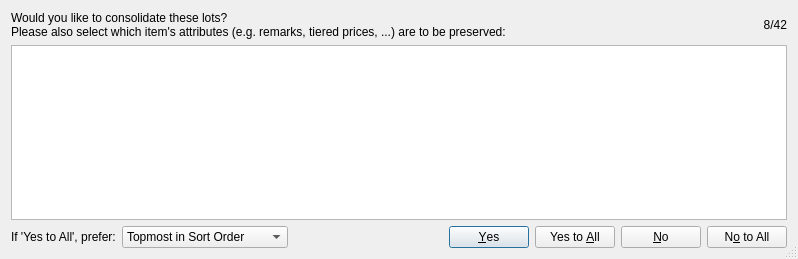
Before: the Qt Designer form src/consolidateitemsdialog.ui in rgriebl/brickstore, drawn with Qt 5.
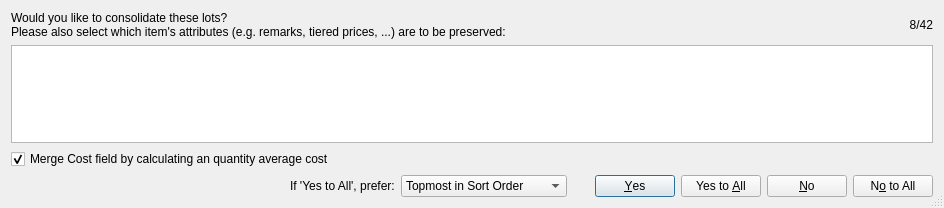
After: the same form once the commit is applied.

```diff
--- a/src/consolidateitemsdialog.ui
+++ b/src/consolidateitemsdialog.ui
@@ -6,8 +6,8 @@
    <rect>
     <x>0</x>
     <y>0</y>
-    <width>798</width>
-    <height>259</height>
+    <width>944</width>
+    <height>208</height>
    </rect>
   </property>
   <property name="windowTitle">
@@ -79,8 +79,31 @@
      </attribute>
     </widget>
    </item>
+   <item>
+    <widget class="QCheckBox" name="w_qty_avg_cost">
+     <property name="text">
+      <string>Merge Cost field by calculating an quantity average cost</string>
+     </property>
+     <property name="checked">
+      <bool>true</bool>
+     </property>
+    </widget>
+   </item>
    <item>
     <layout class="QHBoxLayout" name="horizontalLayout">
+     <item>
+      <spacer name="horizontalSpacer_2">
+       <property name="orientation">
+        <enum>Qt::Horizontal</enum>
+       </property>
+       <property name="sizeHint" stdset="0">
+        <size>
+         <width>40</width>
+         <height>20</height>
+        </size>
+       </property>
+      </spacer>
+     </item>
      <item>
       <widget class="QLabel" name="w_label_remaining">
        <property name="text">
@@ -127,9 +150,12 @@
        <property name="orientation">
         <enum>Qt::Horizontal</enum>
        </property>
+       <property name="sizeType">
+        <enum>QSizePolicy::Minimum</enum>
+       </property>
        <property name="sizeHint" stdset="0">
         <size>
-         <width>40</width>
+         <width>22</width>
          <height>20</height>
         </size>
        </property>
```
